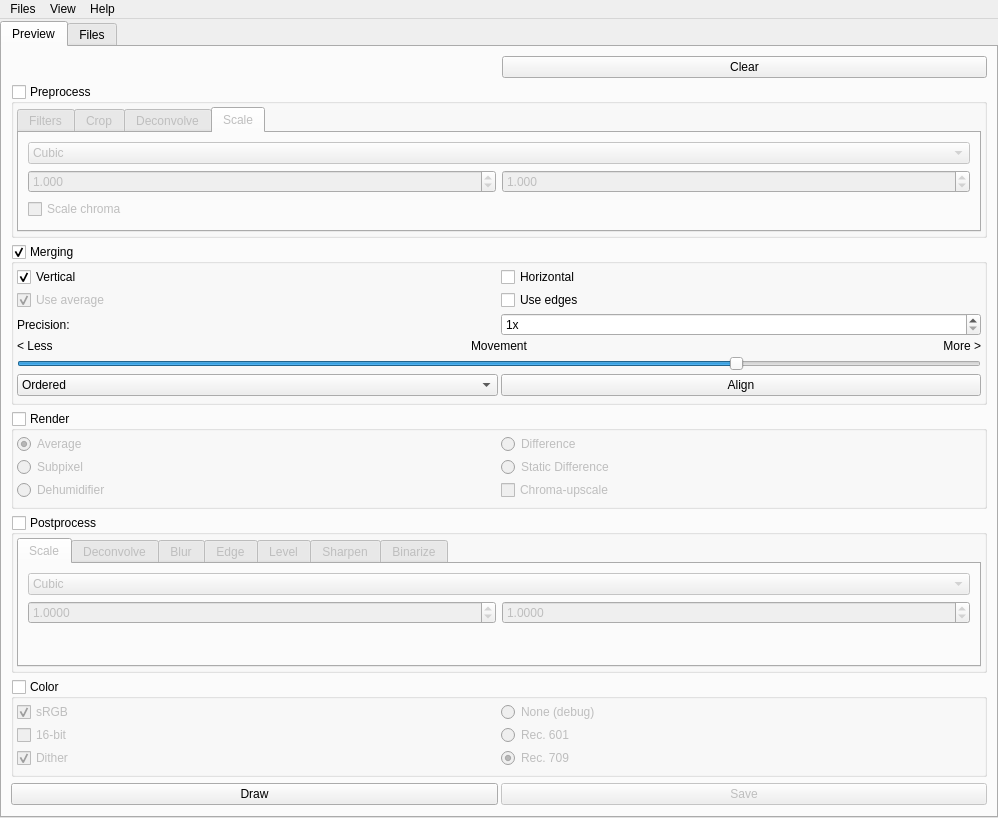
Qt form src/gui/mainwindow.ui (spillerrec/Overmix) before a commit.
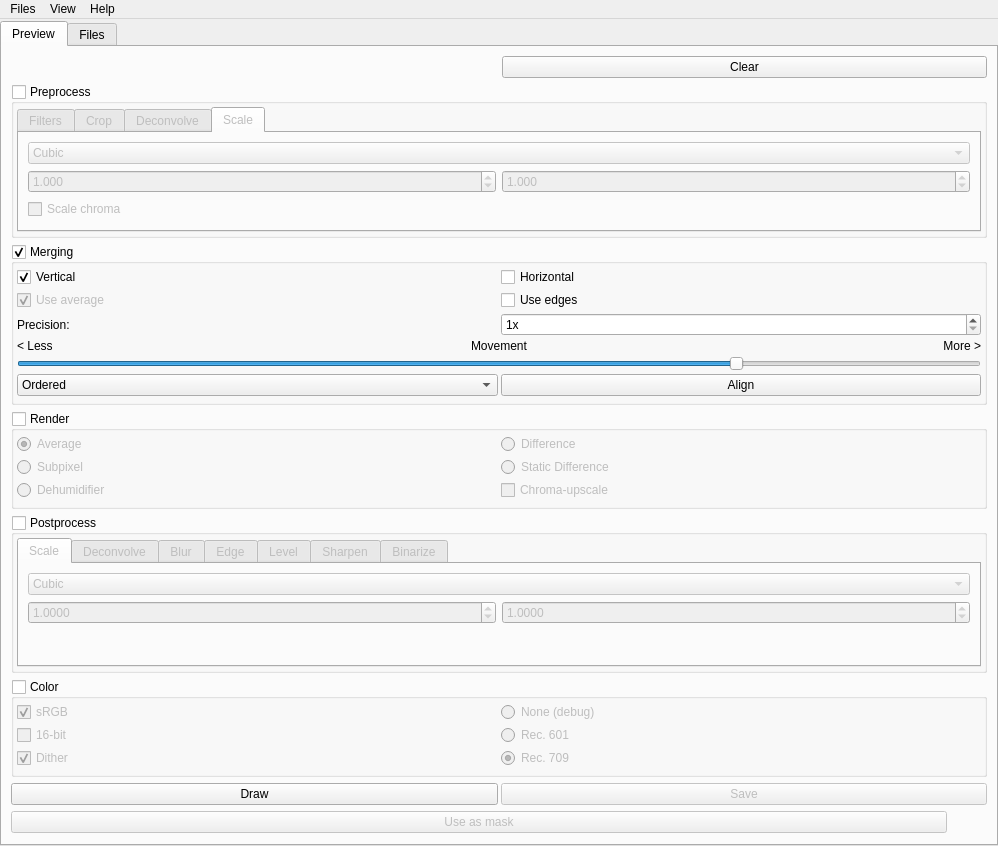
The same form after that commit. The open tabs and pages were chosen to show the change.

Commit message: ADD: use current rendered image as the alpha mask for all images

The edit to the form file:
```diff
--- a/src/gui/mainwindow.ui
+++ b/src/gui/mainwindow.ui
@@ -1353,6 +1353,36 @@
             </item>
            </layout>
           </item>
+          <item>
+           <layout class="QHBoxLayout" name="horizontalLayout_12">
+            <item>
+             <widget class="QPushButton" name="btn_as_mask">
+              <property name="enabled">
+               <bool>false</bool>
+              </property>
+              <property name="text">
+               <string>Use as mask</string>
+              </property>
+             </widget>
+            </item>
+            <item>
+             <spacer name="horizontalSpacer_6">
+              <property name="orientation">
+               <enum>Qt::Horizontal</enum>
+              </property>
+              <property name="sizeType">
+               <enum>QSizePolicy::Minimum</enum>
+              </property>
+              <property name="sizeHint" stdset="0">
+               <size>
+                <width>40</width>
+                <height>20</height>
+               </size>
+              </property>
+             </spacer>
+            </item>
+           </layout>
+          </item>
           <item>
            <spacer name="verticalSpacer">
             <property name="orientation">
```
Left out of the diff: 2 changed lines with no effect on the pictures. The commit also changes 3 other files.
